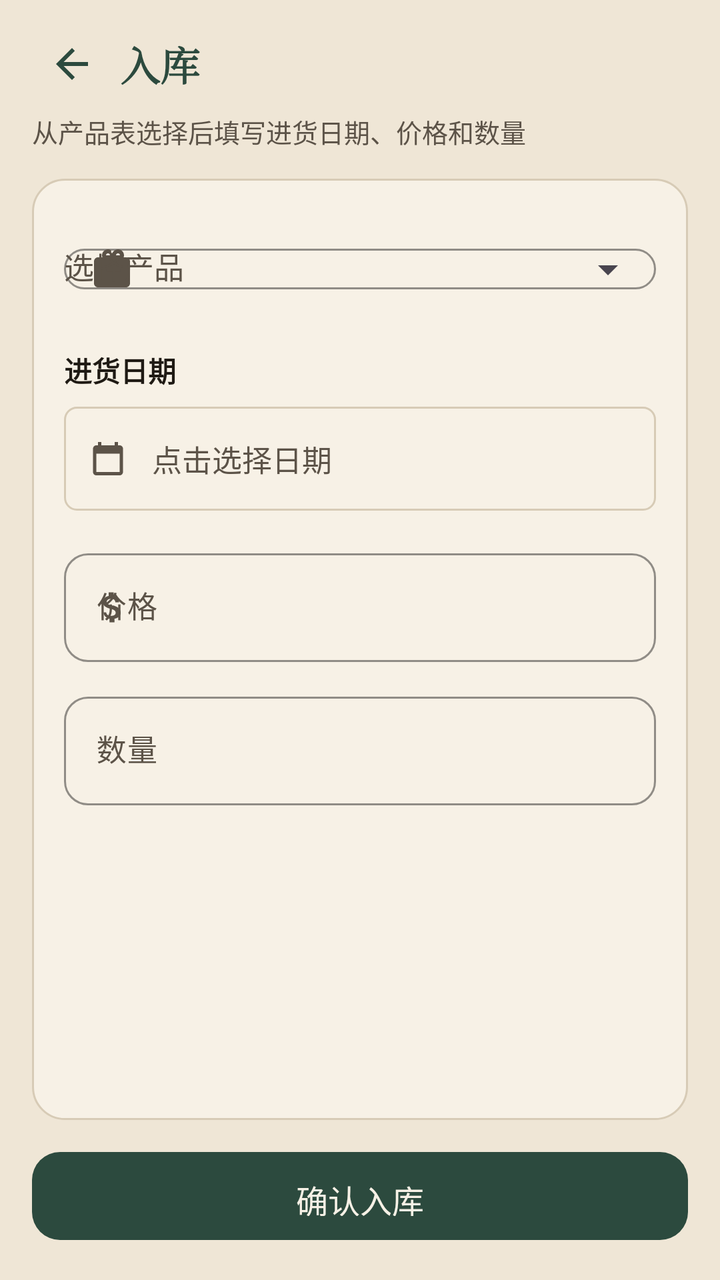
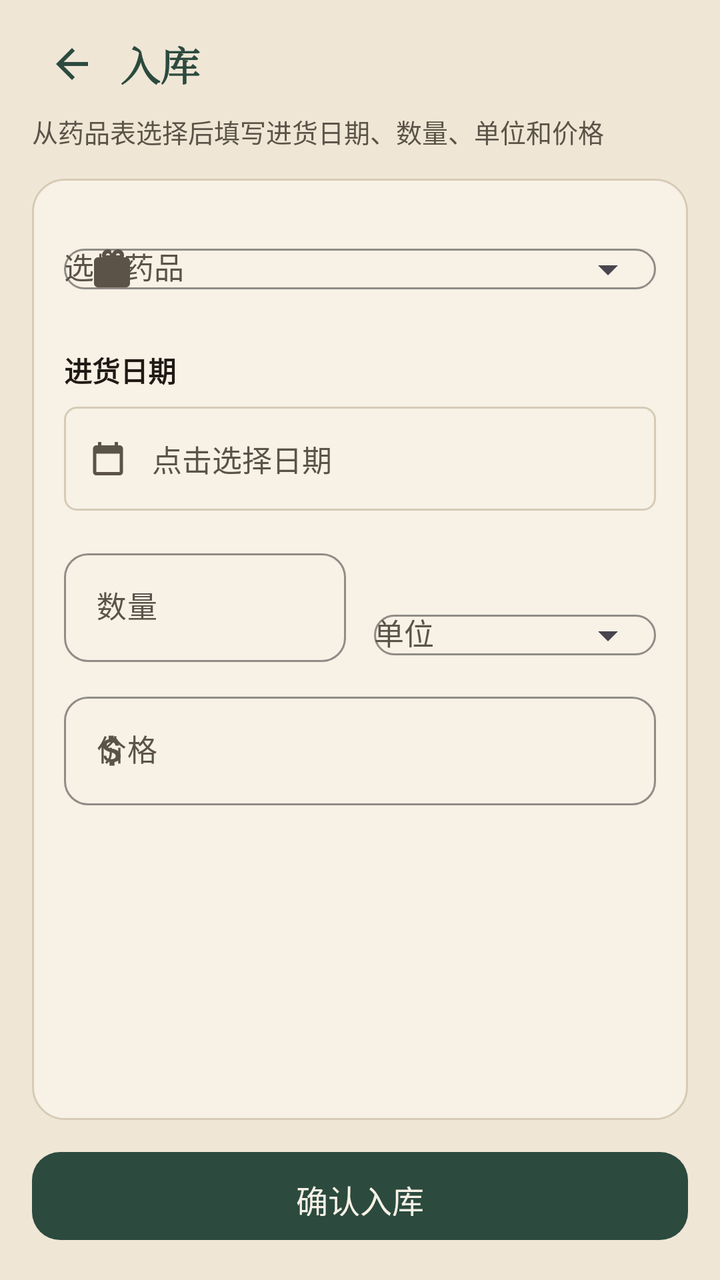

The first picture is an Android layout as it rendered before a commit; the second is the same layout after the commit. The layout source and the unified diff follow.
<!-- AndroidManifest.xml: application theme Theme.HairClinic -->
<!-- res/layout/fragment_inbound.xml -->
<?xml version="1.0" encoding="utf-8"?>
<LinearLayout xmlns:android="http://schemas.android.com/apk/res/android"
    xmlns:app="http://schemas.android.com/apk/res-auto"
    android:layout_width="match_parent"
    android:layout_height="match_parent"
    android:background="@color/paper"
    android:orientation="vertical"
    android:paddingHorizontal="16dp"
    android:paddingTop="8dp"
    android:paddingBottom="16dp">

    <LinearLayout
        android:layout_width="match_parent"
        android:layout_height="48dp"
        android:gravity="center_vertical"
        android:orientation="horizontal">
        <ImageButton
            android:id="@+id/backBtn"
            android:layout_width="40dp"
            android:layout_height="40dp"
            android:background="?attr/selectableItemBackgroundBorderless"
            android:contentDescription="返回"
            android:padding="8dp"
            android:scaleType="centerInside"
            android:src="@drawable/ic_nav_back"
            app:tint="@color/pine" />
        <TextView
            android:layout_width="0dp"
            android:layout_height="wrap_content"
            android:layout_marginStart="4dp"
            android:layout_weight="1"
            android:fontFamily="serif"
            android:text="入库"
            android:textColor="@color/pine"
            android:textSize="20sp"
            android:textStyle="bold" />
    </LinearLayout>

    <TextView
        android:layout_width="match_parent"
        android:layout_height="wrap_content"
        android:layout_marginBottom="14dp"
        android:text="从产品表选择后填写进货日期、价格和数量"
        android:textColor="@color/ink_soft"
        android:textSize="13sp" />

    <ScrollView
        android:layout_width="match_parent"
        android:layout_height="0dp"
        android:layout_weight="1"
        android:fillViewport="true">

        <LinearLayout
            android:layout_width="match_parent"
            android:layout_height="wrap_content"
            android:background="@drawable/bg_card"
            android:orientation="vertical"
            android:padding="16dp">

            <com.google.android.material.textfield.TextInputLayout
                style="@style/Widget.XinShang.TextInput"
                android:layout_width="match_parent"
                android:layout_height="wrap_content"
                android:hint="选择产品"
                app:endIconMode="dropdown_menu"
                app:startIconDrawable="@drawable/ic_nav_projects">
                <com.google.android.material.textfield.MaterialAutoCompleteTextView
                    android:id="@+id/inputProduct"
                    android:layout_width="match_parent"
                    android:layout_height="wrap_content"
                    android:inputType="none"
                    android:textColor="@color/ink"
                    android:textSize="15sp" />
            </com.google.android.material.textfield.TextInputLayout>

            <TextView
                android:id="@+id/productMeta"
                android:layout_width="match_parent"
                android:layout_height="wrap_content"
                android:layout_marginTop="8dp"
                android:text="请先在产品表录入产品"
                android:textColor="@color/ink_soft"
                android:textSize="13sp"
                android:visibility="gone" />

            <TextView
                android:layout_width="wrap_content"
                android:layout_height="wrap_content"
                android:layout_marginTop="16dp"
                android:text="进货日期"
                android:textColor="@color/ink"
                android:textSize="14sp"
                android:textStyle="bold" />
            <LinearLayout
                android:layout_width="match_parent"
                android:layout_height="52dp"
                android:layout_marginTop="8dp"
                android:background="@drawable/bg_form_panel"
                android:gravity="center_vertical"
                android:orientation="horizontal"
                android:paddingHorizontal="12dp">
                <ImageView
                    android:layout_width="20dp"
                    android:layout_height="20dp"
                    android:contentDescription="@null"
                    android:src="@drawable/ic_form_date" />
                <TextView
                    android:id="@+id/inputDate"
                    android:layout_width="0dp"
                    android:layout_height="match_parent"
                    android:layout_marginStart="12dp"
                    android:layout_weight="1"
                    android:gravity="center_vertical"
                    android:hint="点击选择日期"
                    android:textColor="@color/ink"
                    android:textColorHint="@color/ink_soft"
                    android:textSize="15sp" />
            </LinearLayout>

            <com.google.android.material.textfield.TextInputLayout
                style="@style/Widget.XinShang.TextInput"
                android:layout_width="match_parent"
                android:layout_height="wrap_content"
                android:layout_marginTop="16dp"
                android:hint="价格"
                app:startIconDrawable="@drawable/ic_form_price">
                <com.google.android.material.textfield.TextInputEditText
                    android:id="@+id/inputPrice"
                    android:layout_width="match_parent"
                    android:layout_height="wrap_content"
                    android:inputType="numberDecimal"
                    android:textColor="@color/ink"
                    android:textSize="15sp" />
            </com.google.android.material.textfield.TextInputLayout>

            <com.google.android.material.textfield.TextInputLayout
                style="@style/Widget.XinShang.TextInput"
                android:layout_width="match_parent"
                android:layout_height="wrap_content"
                android:layout_marginTop="12dp"
                android:hint="数量">
                <com.google.android.material.textfield.TextInputEditText
                    android:id="@+id/inputQty"
                    android:layout_width="match_parent"
                    android:layout_height="wrap_content"
                    android:inputType="number"
                    android:textColor="@color/ink"
                    android:textSize="15sp" />
            </com.google.android.material.textfield.TextInputLayout>
        </LinearLayout>
    </ScrollView>

    <com.google.android.material.button.MaterialButton
        android:id="@+id/submitBtn"
        android:layout_width="match_parent"
        android:layout_height="52dp"
        android:layout_marginTop="12dp"
        android:text="确认入库"
        android:textSize="16sp"
        app:backgroundTint="@color/pine"
        app:cornerRadius="14dp" />
</LinearLayout>
<!-- resources referenced by this layout -->
<resources>
  <color name="ink">#1F1A14</color>
  <color name="ink_soft">#5C5348</color>
  <color name="paper">#EFE6D6</color>
  <color name="pine">#2C4A3E</color>
  <!-- drawable bg_card (drawable) -->
  <?xml version="1.0" encoding="utf-8"?>
  <shape xmlns:android="http://schemas.android.com/apk/res/android">
      <solid android:color="@color/paper2" />
      <stroke android:width="1dp" android:color="@color/line" />
      <corners android:radius="16dp" />
  </shape>
  <!-- drawable bg_form_panel (drawable) -->
  <?xml version="1.0" encoding="utf-8"?>
  <shape xmlns:android="http://schemas.android.com/apk/res/android">
      <solid android:color="@color/paper2" />
      <stroke android:width="1dp" android:color="@color/line" />
      <corners android:radius="6dp" />
  </shape>
  <!-- drawable ic_form_date (drawable) -->
  <?xml version="1.0" encoding="utf-8"?>
  <vector xmlns:android="http://schemas.android.com/apk/res/android"
      android:width="20dp"
      android:height="20dp"
      android:viewportWidth="24"
      android:viewportHeight="24">
      <path
          android:fillColor="#5C5348"
          android:pathData="M19,4h-1V2h-2v2H8V2H6v2H5C3.89,4 3.01,4.9 3.01,6L3,20c0,1.1 0.89,2 2,2h14c1.1,0 2,-0.9 2,-2V6c0,-1.1 -0.9,-2 -2,-2zM19,20H5V9h14v11z" />
  </vector>
  <!-- drawable ic_form_price (drawable) -->
  <?xml version="1.0" encoding="utf-8"?>
  <vector xmlns:android="http://schemas.android.com/apk/res/android"
      android:width="20dp"
      android:height="20dp"
      android:viewportWidth="24"
      android:viewportHeight="24">
      <path
          android:fillColor="#5C5348"
          android:pathData="M11.8,10.9c-2.27,-0.59 -3,-1.2 -3,-2.15 0,-1.09 1.01,-1.85 2.7,-1.85 1.78,0 2.44,0.85 2.5,2.1h2.21c-0.07,-1.72 -1.12,-3.3 -3.21,-3.81V3h-3v2.16c-1.94,0.42 -3.5,1.68 -3.5,3.61 0,2.31 1.91,3.46 4.7,4.13 2.5,0.6 3,1.48 3,2.41 0,0.69 -0.49,1.79 -2.7,1.79 -2.06,0 -2.87,-0.92 -2.98,-2.1H6.9c0.12,2.19 1.76,3.42 3.6,3.83V21h3v-2.15c1.95,-0.37 3.7,-1.5 3.7,-3.55 0,-2.84 -2.43,-3.81 -4.4,-4.4z" />
  </vector>
  <!-- drawable ic_nav_back (drawable) -->
  <?xml version="1.0" encoding="utf-8"?>
  <vector xmlns:android="http://schemas.android.com/apk/res/android"
      android:width="24dp"
      android:height="24dp"
      android:viewportWidth="24"
      android:viewportHeight="24">
      <path
          android:fillColor="#1F1A14"
          android:pathData="M20,11H7.83l5.59,-5.59L12,4l-8,8 8,8 1.41,-1.41L7.83,13H20v-2z" />
  </vector>
  <style name="Widget.XinShang.TextInput" parent="Widget.Material3.TextInputLayout.OutlinedBox">
          <item name="boxCornerRadiusTopStart">12dp</item>
          <item name="boxCornerRadiusTopEnd">12dp</item>
          <item name="boxCornerRadiusBottomStart">12dp</item>
          <item name="boxCornerRadiusBottomEnd">12dp</item>
          <item name="boxStrokeColor">@color/pine</item>
          <item name="boxStrokeWidth">1dp</item>
          <item name="hintTextColor">@color/pine</item>
          <item name="startIconTint">@color/ink_soft</item>
          <item name="android:textColorHint">@color/ink_soft</item>
      </style>
  <color name="paper2">#F7F1E6</color>
  <color name="line">#D7CBB6</color>
  <color name="pine2">#3D6656</color>
  <color name="cinnabar">#B4452A</color>
  <style name="Widget.XinShang.Button" parent="Widget.Material3.Button">
          <item name="backgroundTint">@color/pine</item>
          <item name="android:textColor">@color/paper2</item>
          <item name="cornerRadius">12dp</item>
          <item name="android:paddingTop">12dp</item>
          <item name="android:paddingBottom">12dp</item>
          <item name="android:textAllCaps">false</item>
          <item name="android:letterSpacing">0</item>
      </style>
  <style name="ThemeOverlay.XinShang.Dialog" parent="ThemeOverlay.Material3.MaterialAlertDialog">
          <item name="colorPrimary">@color/pine</item>
          <item name="colorSurface">@color/paper2</item>
          <item name="colorOnSurface">@color/ink</item>
      </style>
  <!-- unchanged entries left out for length: 2 -->
</resources>

<!-- the commit's change to res/layout/fragment_inbound.xml (unified diff, before → after) -->
@@ -40,7 +40,7 @@
         android:layout_width="match_parent"
         android:layout_height="wrap_content"
         android:layout_marginBottom="14dp"
-        android:text="从产品表选择后填写进货日期、价格和数量"
+        android:text="从药品表选择后填写进货日期、数量、单位和价格"
         android:textColor="@color/ink_soft"
         android:textSize="13sp" />
 
@@ -61,7 +61,7 @@
                 style="@style/Widget.XinShang.TextInput"
                 android:layout_width="match_parent"
                 android:layout_height="wrap_content"
-                android:hint="选择产品"
+                android:hint="选择药品"
                 app:endIconMode="dropdown_menu"
                 app:startIconDrawable="@drawable/ic_nav_projects">
                 <com.google.android.material.textfield.MaterialAutoCompleteTextView
@@ -78,7 +78,7 @@
                 android:layout_width="match_parent"
                 android:layout_height="wrap_content"
                 android:layout_marginTop="8dp"
-                android:text="请先在产品表录入产品"
+                android:text="请先在药品表录入药品"
                 android:textColor="@color/ink_soft"
                 android:textSize="13sp"
                 android:visibility="gone" />
@@ -117,11 +117,51 @@
                     android:textSize="15sp" />
             </LinearLayout>
 
+            <LinearLayout
+                android:layout_width="match_parent"
+                android:layout_height="wrap_content"
+                android:layout_marginTop="16dp"
+                android:orientation="horizontal">
+
+                <com.google.android.material.textfield.TextInputLayout
+                    style="@style/Widget.XinShang.TextInput"
+                    android:layout_width="0dp"
+                    android:layout_height="wrap_content"
+                    android:layout_marginEnd="7dp"
+                    android:layout_weight="1"
+                    android:hint="数量">
+                    <com.google.android.material.textfield.TextInputEditText
+                        android:id="@+id/inputQty"
+                        android:layout_width="match_parent"
+                        android:layout_height="wrap_content"
+                        android:inputType="number"
+                        android:textColor="@color/ink"
+                        android:textSize="15sp" />
+                </com.google.android.material.textfield.TextInputLayout>
+
+                <com.google.android.material.textfield.TextInputLayout
+                    style="@style/Widget.XinShang.TextInput"
+                    android:layout_width="0dp"
+                    android:layout_height="wrap_content"
+                    android:layout_marginStart="7dp"
+                    android:layout_weight="1"
+                    android:hint="单位"
+                    app:endIconMode="dropdown_menu">
+                    <com.google.android.material.textfield.MaterialAutoCompleteTextView
+                        android:id="@+id/inputUnit"
+                        android:layout_width="match_parent"
+                        android:layout_height="wrap_content"
+                        android:inputType="none"
+                        android:textColor="@color/ink"
+                        android:textSize="15sp" />
+                </com.google.android.material.textfield.TextInputLayout>
+            </LinearLayout>
+
             <com.google.android.material.textfield.TextInputLayout
                 style="@style/Widget.XinShang.TextInput"
                 android:layout_width="match_parent"
                 android:layout_height="wrap_content"
-                android:layout_marginTop="16dp"
+                android:layout_marginTop="12dp"
                 android:hint="价格"
                 app:startIconDrawable="@drawable/ic_form_price">
                 <com.google.android.material.textfield.TextInputEditText
@@ -129,21 +169,6 @@
                     android:layout_width="match_parent"
                     android:layout_height="wrap_content"
                     android:inputType="numberDecimal"
-                    android:textColor="@color/ink"
-                    android:textSize="15sp" />
-            </com.google.android.material.textfield.TextInputLayout>
-
-            <com.google.android.material.textfield.TextInputLayout
-                style="@style/Widget.XinShang.TextInput"
-                android:layout_width="match_parent"
-                android:layout_height="wrap_content"
-                android:layout_marginTop="12dp"
-                android:hint="数量">
-                <com.google.android.material.textfield.TextInputEditText
-                    android:id="@+id/inputQty"
-                    android:layout_width="match_parent"
-                    android:layout_height="wrap_content"
-                    android:inputType="number"
                     android:textColor="@color/ink"
                     android:textSize="15sp" />
             </com.google.android.material.textfield.TextInputLayout>
